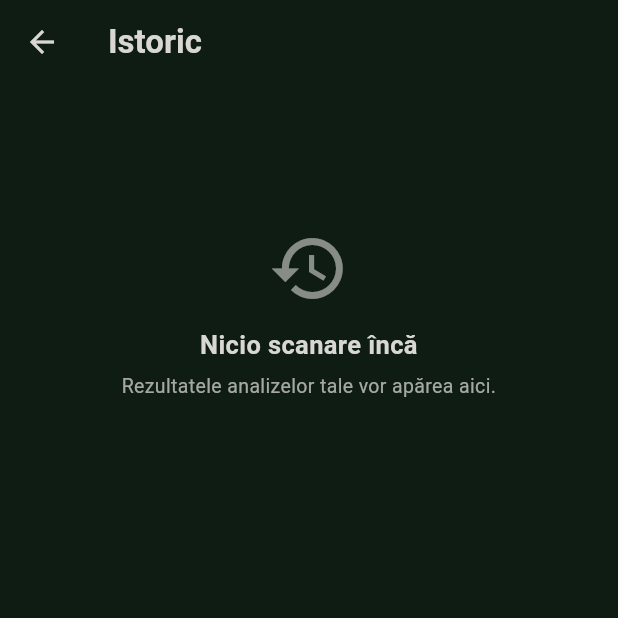
After one commit to Deea72/DaVinciMed, a Flutter app: the screen it shows once a user with an empty profile is signed in, after a tap on the "history" icon, on a phone screen of 412 x 824 dp, the top half of it. The commit adds this screen. Run offline on Flutter 3.47's test engine with Material 3 defaults, Android fonts, the phone set to English and light mode, and no system bars; our stand-ins replace image_picker, supabase_flutter; missing offline and left inert: flutter_onnxruntime; accounts and stored records are empty.

Commit message:
Add scan history with automatic saving and private photos
- Save photo, degree and probability automatically after each analysis
  and show the save status on the result screen.
- Add a History screen (clock icon in the top bar) listing the user's
  scans newest first; old scans without results show 'Not analyzed'.
- Remove the Save to Cloud button from the capture screen.
- Migration: add degree/probability/created_at/image_path to scans,
  RLS so users only see their own scans, make burn_photos private
  and serve photos through signed URLs.

```diff
--- /dev/null
+++ b/lib/scan_history.dart
@@ -0,0 +1,268 @@
+import 'dart:io';
+
+// ignore: deprecated_member_use
+import 'package:flutter/material.dart';
+import 'package:supabase_flutter/supabase_flutter.dart';
+
+import 'assessment.dart';
+
+const _bucket = 'burn_photos';
+
+/// One row of the user's history. [degree] and [probability] are null for
+/// scans saved before results were stored ("Not analyzed").
+class ScanRecord {
+  final DateTime createdAt;
+  final int? degree;
+  final double? probability;
+  final String? imageUrl; // short-lived signed URL, null if the photo is missing
+
+  const ScanRecord(this.createdAt, this.degree, this.probability, this.imageUrl);
+}
+
+/// Saves analyzed scans and reads them back. Supabase RLS limits every query to
+/// the logged-in user's own rows and photos (see supabase/migrations).
+class ScanHistoryService {
+  SupabaseClient get _db => Supabase.instance.client;
+
+  /// Uploads the photo to `<user_id>/<timestamp>.<ext>` and stores the result.
+  Future<void> save(File image, BurnAssessment result) async {
+    final user = _db.auth.currentUser;
+    if (user == null) throw Exception('Not logged in');
+
+    final ext = image.path.split('.').last.toLowerCase();
+    final path = '${user.id}/${DateTime.now().millisecondsSinceEpoch}.$ext';
+
+    await _db.storage.from(_bucket).upload(path, image);
+    await _db.from('scans').insert({
+      'user_id': user.id,
+      'image_path': path,
+      'degree': result.predictedDegree,
+      'probability': result.confidence,
+    });
+  }
+
+  /// The user's scans, newest first, with signed photo URLs valid for 1 hour.
+  Future<List<ScanRecord>> fetch() async {
+    final user = _db.auth.currentUser;
+    if (user == null) throw Exception('Not logged in');
+
+    final rows = await _db
+        .from('scans')
+        .select('created_at, degree, probability, image_path')
+        .eq('user_id', user.id)
+        .order('created_at', ascending: false);
+
+    final paths = [
+      for (final r in rows)
+        if (r['image_path'] != null) r['image_path'] as String
+    ];
+    final urls = <String, String>{};
+    if (paths.isNotEmpty) {
+      final signed = await _db.storage.from(_bucket).createSignedUrlsResult(paths, 3600);
+      for (final s in signed) {
+        if (s is SignedUrlSuccess) urls[s.path] = s.signedUrl;
+      }
+    }
+
+    return [
+      for (final r in rows)
+        ScanRecord(
+          DateTime.parse(r['created_at'] as String).toLocal(),
+          r['degree'] as int?,
+          (r['probability'] as num?)?.toDouble(),
+          urls[r['image_path']],
+        )
+    ];
+  }
+}
+
+// ============================================================================
+// ECRAN: ISTORIC SCANĂRI
+// ============================================================================
+class HistoryScreen extends StatefulWidget {
+  final bool isDarkMode;
+  final String currentLang;
+
+  const HistoryScreen({super.key, required this.isDarkMode, required this.currentLang});
+
+  @override
+  State<HistoryScreen> createState() => _HistoryScreenState();
+}
+
+class _HistoryScreenState extends State<HistoryScreen> {
+  late Future<List<ScanRecord>> _future = ScanHistoryService().fetch();
+
+  bool get isRo => widget.currentLang == 'ro';
+
+  Future<void> _reload() async {
+    final f = ScanHistoryService().fetch();
+    setState(() => _future = f);
+    await f.catchError((_) => <ScanRecord>[]);
+  }
+
+  String _date(DateTime d) {
+    String two(int n) => n.toString().padLeft(2, '0');
+    return '${two(d.day)}.${two(d.month)}.${d.year}  ${two(d.hour)}:${two(d.minute)}';
+  }
+
+  Color _degreeColor(int? degree) => switch (degree) {
+        1 => Colors.green,
+        2 => Colors.orange,
+        3 => const Color(0xFFFF6B6B),
+        _ => Colors.grey,
+      };
+
+  @override
+  Widget build(BuildContext context) {
+    final bgColor = widget.isDarkMode ? const Color(0xFF0E1C14) : const Color(0xFFEAEFE9);
+    final cardBg = widget.isDarkMode ? const Color(0xFF15261C) : const Color(0xFFD4E2D7);
+    final accent = widget.isDarkMode ? const Color(0xFFD8D7D3) : const Color(0xFF1C3826);
+    const medicalGreen = Color(0xFF3F895A);
+
+    return Scaffold(
+      backgroundColor: bgColor,
+      appBar: AppBar(
+        title: Text(isRo ? 'Istoric' : 'History',
+            style: TextStyle(fontWeight: FontWeight.bold, color: accent)),
+        backgroundColor: bgColor,
+        iconTheme: IconThemeData(color: accent),
+        elevation: 0,
+      ),
+      body: FutureBuilder<List<ScanRecord>>(
+        future: _future,
+        builder: (context, snap) {
+          if (snap.connectionState == ConnectionState.waiting) {
+            return const Center(child: CircularProgressIndicator(color: medicalGreen));
+          }
+
+          final Widget message;
+          if (snap.hasError) {
+            message = _Message(
+              icon: Icons.error_outline,
+              title: isRo ? 'Istoricul nu a putut fi încărcat' : 'Could not load history',
+              detail: '${snap.error}',
+              accent: accent,
+            );
+          } else if (snap.data!.isEmpty) {
+            message = _Message(
+              icon: Icons.history,
+              title: isRo ? 'Nicio scanare încă' : 'No scans yet',
+              detail: isRo
+                  ? 'Rezultatele analizelor tale vor apărea aici.'
+                  : 'Your analysis results will appear here.',
+              accent: accent,
+            );
+          } else {
+            message = const SizedBox.shrink();
+          }
+
+          final scans = snap.data ?? const <ScanRecord>[];
+          return RefreshIndicator(
+            color: medicalGreen,
+            onRefresh: _reload,
+            child: ListView(
+              physics: const AlwaysScrollableScrollPhysics(),
+              padding: const EdgeInsets.all(16),
+              children: [
+                if (scans.isEmpty) message,
+                for (final s in scans)
+                  Container(
+                    margin: const EdgeInsets.only(bottom: 12),
+                    padding: const EdgeInsets.all(10),
+                    decoration: BoxDecoration(
+                      color: cardBg,
+                      borderRadius: BorderRadius.circular(14),
+                      border: Border.all(color: _degreeColor(s.degree), width: 1.5),
+                    ),
+                    child: Row(
+                      children: [
+                        ClipRRect(
+                          borderRadius: BorderRadius.circular(10),
+                          child: SizedBox(
+                            width: 76,
+                            height: 76,
+                            child: s.imageUrl == null
+                                ? _photoPlaceholder()
+                                : Image.network(
+                                    s.imageUrl!,
+                                    fit: BoxFit.cover,
+                                    errorBuilder: (_, _, _) => _photoPlaceholder(),
+                                  ),
+                          ),
+                        ),
+                        const SizedBox(width: 14),
+                        Expanded(
+                          child: Column(
+                            crossAxisAlignment: CrossAxisAlignment.start,
+                            children: [
+                              Text(
+                                s.degree == null
+                                    ? (isRo ? 'Neanalizată' : 'Not analyzed')
+                                    : (isRo
+                                        ? 'Arsură Gradul ${s.degree}'
+                                        : 'Degree ${s.degree} Burn'),
+                                style: TextStyle(
+                                    fontSize: 16,
+                                    fontWeight: FontWeight.bold,
+                                    color: s.degree == null ? accent : _degreeColor(s.degree)),
+                              ),
+                              if (s.probability != null) ...[
+                                const SizedBox(height: 3),
+                                Text(
+                                  '${isRo ? 'Probabilitate' : 'Probability'}: '
+                                  '${(s.probability! * 100).toStringAsFixed(1)}%',
+                                  style: TextStyle(fontSize: 13, color: accent),
+                                ),
+                              ],
+                              const SizedBox(height: 3),
+                              Text(
+                                _date(s.createdAt),
+                                style: TextStyle(
+                                    fontSize: 12, color: accent.withValues(alpha: 0.7)),
+                              ),
+                            ],
+                          ),
+                        ),
+                      ],
+                    ),
+                  ),
+              ],
+            ),
+          );
+        },
+      ),
+    );
+  }
+
+  Widget _photoPlaceholder() => Container(
+        color: Colors.black26,
+        child: const Icon(Icons.image_not_supported_outlined, color: Colors.white54),
+      );
+}
+
+class _Message extends StatelessWidget {
+  final IconData icon;
+  final String title, detail;
+  final Color accent;
+
+  const _Message(
+      {required this.icon, required this.title, required this.detail, required this.accent});
+
+  @override
+  Widget build(BuildContext context) => Padding(
+        padding: const EdgeInsets.only(top: 80),
+        child: Column(
+          children: [
+            Icon(icon, size: 54, color: accent.withValues(alpha: 0.6)),
+            const SizedBox(height: 12),
+            Text(title,
+                textAlign: TextAlign.center,
+                style: TextStyle(fontSize: 17, fontWeight: FontWeight.bold, color: accent)),
+            const SizedBox(height: 6),
+            Text(detail,
+                textAlign: TextAlign.center,
+                style: TextStyle(fontSize: 13, color: accent.withValues(alpha: 0.75))),
+          ],
+        ),
+      );
+}
```
Also changed, not shown: lib/main.dart (+65 -95 lines), 1 other file.
